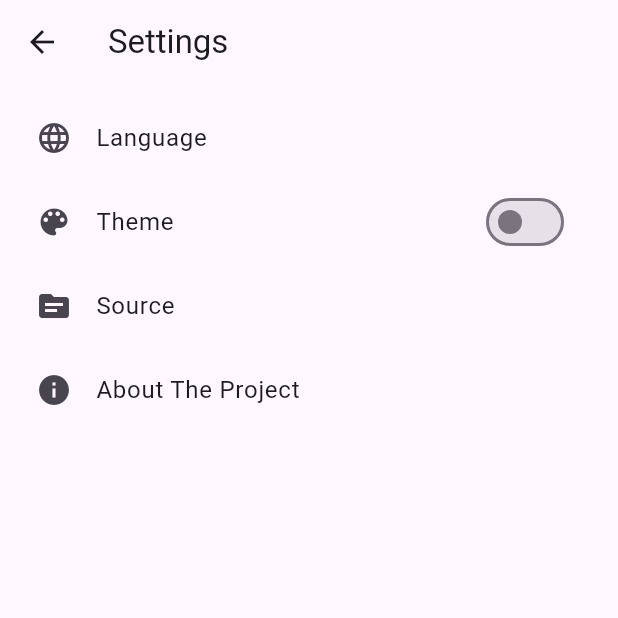
After one commit to AGreynoon/news_app, a Flutter app: the screen it shows after launch, after a tap on the "settings" icon, on a phone screen of 412 x 824 dp, the top half of it. The commit adds this screen. Run offline on Flutter 3.47's test engine with Material 3 defaults, Android fonts, the phone set to English and light mode, and no system bars; our stand-ins replace dio, share_plus, webview_flutter; network calls fail.

Commit message:
add setting view, searching Icon, and changing newsTile into Card style.

```diff
--- /dev/null
+++ b/lib/models/article_source.dart
@@ -0,0 +1,15 @@
+class ArticleSource {
+  final String id;
+  final String name;
+  final String author;
+
+  ArticleSource({required this.id, required this.name, required this.author});
+
+  factory ArticleSource.fromJson(source) {
+    return ArticleSource(
+      id: source['id'],
+      name: source['name'],
+      author: source['author'],
+    );
+  }
+}
--- a/lib/services/news_service.dart
+++ b/lib/services/news_service.dart
@@ -16,11 +16,7 @@ class NewsService {
       List<ArticleModel> articlesList = [];
 
       for (var article in articles) {
-        ArticleModel articleModel = ArticleModel(
-          image: article['urlToImage'],
-          title: article['title'],
-          subtitle: article['description'],
-        );
+        ArticleModel articleModel = ArticleModel.fromJson(article);
         articlesList.add(articleModel);
       }
       return articlesList;
--- a/lib/views/home_view.dart
+++ b/lib/views/home_view.dart
@@ -1,14 +1,22 @@
 import 'package:flutter/material.dart';
+import 'package:news_app/views/settings_view.dart';
 import 'package:news_app/widgets/categories_listview.dart';
 import 'package:news_app/widgets/news_listview_builder.dart';
 
 class HomeView extends StatelessWidget {
   const HomeView({super.key});
-
   @override
   Widget build(BuildContext context) {
     return Scaffold(
       appBar: AppBar(
+        leading: IconButton(
+            onPressed: () {
+              Navigator.push(
+                  context,
+                  MaterialPageRoute(
+                      builder: (context) => const SettingsView()));
+            },
+            icon: const Icon(Icons.settings)),
         title: const Row(
           mainAxisSize: MainAxisSize.min,
           children: [
@@ -30,9 +38,10 @@ class HomeView extends StatelessWidget {
         ),
         centerTitle: true,
         elevation: 0,
+        actions: [IconButton(onPressed: () {}, icon: const Icon(Icons.search))],
       ),
       body: const Padding(
-        padding: EdgeInsets.symmetric(horizontal: 16),
+        padding: EdgeInsets.all(16),
         child: CustomScrollView(
           slivers: [
             SliverToBoxAdapter(
--- /dev/null
+++ b/lib/views/settings_view.dart
@@ -0,0 +1,42 @@
+import 'package:flutter/material.dart';
+
+class SettingsView extends StatelessWidget {
+  const SettingsView({super.key});
+
+  @override
+  Widget build(BuildContext context) {
+    return Scaffold(
+      appBar: AppBar(
+        title: const Text('Settings'),
+      ),
+      body: Padding(
+        padding: const EdgeInsets.all(8.0),
+        child: Column(
+          children: [
+            ListTile(
+              leading: const Icon(Icons.language),
+              title: const Text('Language'),
+              onTap: () {},
+            ),
+            ListTile(
+              leading: const Icon(Icons.color_lens),
+              title: const Text('Theme'),
+              trailing: Switch(value: false, onChanged: (bool changedVilue) {}),
+              onTap: () {},
+            ),
+            ListTile(
+              leading: const Icon(Icons.source),
+              title: const Text('Source'),
+              onTap: () {},
+            ),
+            ListTile(
+              leading: const Icon(Icons.info),
+              title: const Text('About The Project'),
+              onTap: () {},
+            ),
+          ],
+        ),
+      ),
+    );
+  }
+}
--- a/lib/widgets/news_listview.dart
+++ b/lib/widgets/news_listview.dart
@@ -1,6 +1,6 @@
 import 'package:flutter/material.dart';
 import 'package:news_app/models/article_model.dart';
-import 'package:news_app/widgets/news_tile.dart';
+import 'package:news_app/widgets/news_card.dart';
 
 class NewsListview extends StatelessWidget {
   final List<ArticleModel> articles;
@@ -14,7 +14,9 @@ class NewsListview extends StatelessWidget {
           (context, index) {
         return Padding(
           padding: const EdgeInsets.only(bottom: 12),
-          child: NewsTile(articleModel: articles[index]),
+          child: NewsCard(
+            articleModel: articles[index],
+          ),
         );
       }),
     );
--- a/lib/widgets/news_listview_builder.dart
+++ b/lib/widgets/news_listview_builder.dart
@@ -24,7 +24,6 @@ class _NewsListviewBuilderState extends State<NewsListviewBuilder> {
   @override
   Widget build(BuildContext context) {
     return FutureBuilder<List<ArticleModel>>(
-        //is it possible to make newsService a static class?
         future: futureRequestedData,
         builder: (context, snapshot) {
           if (snapshot.hasData) {
--- a/pubspec.yaml
+++ b/pubspec.yaml
@@ -36,6 +36,9 @@ dependencies:
   # Use with the CupertinoIcons class for iOS style icons.
   cupertino_icons: ^1.0.6
   dio: ^5.5.0+1
+  cached_network_image: ^3.4.1
+  webview_flutter: ^4.9.0
+  share_plus: ^10.0.2
 
 dev_dependencies:
   flutter_test:
```
Also changed, not shown: lib/models/article_model.dart (+25 -2 lines), lib/views/article_view.dart (added, +28 -0 lines), lib/views/category_view.dart (+12 -1 lines), lib/widgets/article_webview_builder.dart (added, +74 -0 lines), lib/widgets/news_card.dart (added, +65 -0 lines), lib/widgets/news_tile.dart (deleted, +0 -47 lines), pubspec.lock, 6 other files.
